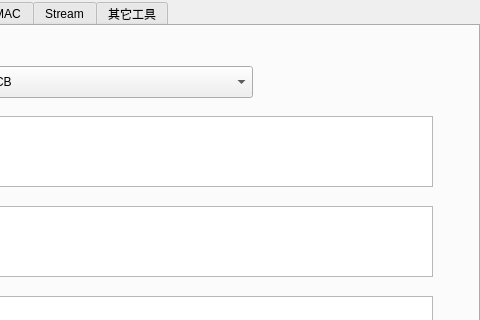
First picture: the form in mainwindow.ui, repository supermanc88/CryptoTool, before the edit; both pictures show x 320 to 800 and y 0 to 320 of the 800 by 600 pixel window.
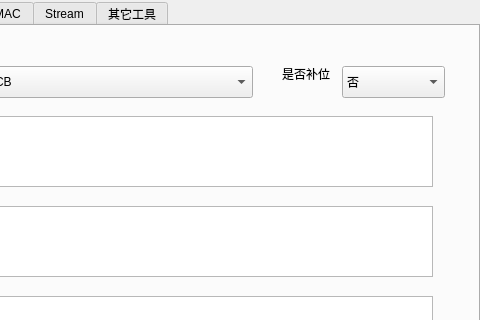
Second picture: the form after the edit. The open tabs and pages were chosen to show the change.

What changed in the file:
```diff
--- a/mainwindow.ui
+++ b/mainwindow.ui
@@ -715,6 +715,42 @@
        <string>TAG</string>
       </property>
      </widget>
+     <widget class="QComboBox" name="comboBox_is_padding">
+      <property name="geometry">
+       <rect>
+        <x>660</x>
+        <y>40</y>
+        <width>103</width>
+        <height>32</height>
+       </rect>
+      </property>
+      <property name="currentText">
+       <string>否</string>
+      </property>
+      <item>
+       <property name="text">
+        <string>否</string>
+       </property>
+      </item>
+      <item>
+       <property name="text">
+        <string>是</string>
+       </property>
+      </item>
+     </widget>
+     <widget class="QLabel" name="label_49">
+      <property name="geometry">
+       <rect>
+        <x>600</x>
+        <y>40</y>
+        <width>58</width>
+        <height>16</height>
+       </rect>
+      </property>
+      <property name="text">
+       <string>是否补位</string>
+      </property>
+     </widget>
     </widget>
     <widget class="QWidget" name="tab_rsa">
      <attribute name="title">
```
Left out of the diff: 35 changed lines with no effect on the pictures.
